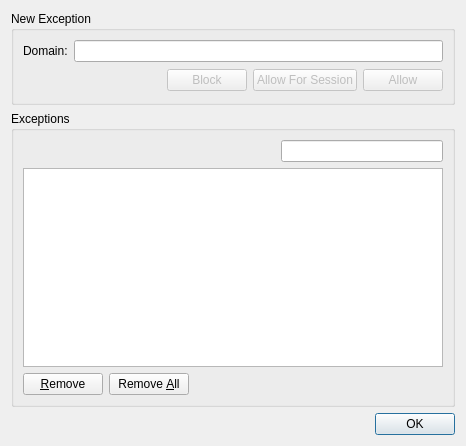
Above: src/plugins/webview/cookieexceptionsdialog.ui from ABBAPOH/andromeda before the change. Below: the same form after it.
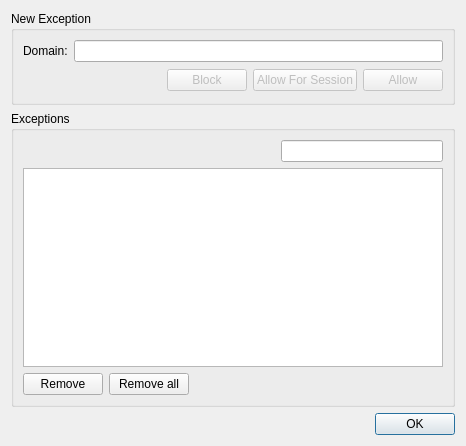
That is the form after the change. Custom widgets are drawn as their Qt base class.

Commit message: Fix CookieExceptionsDialog strings

```diff
--- a/src/plugins/webview/cookieexceptionsdialog.ui
+++ b/src/plugins/webview/cookieexceptionsdialog.ui
@@ -131,14 +131,14 @@
       <item row="2" column="0">
        <widget class="QPushButton" name="removeButton">
         <property name="text">
-         <string>&amp;Remove</string>
+         <string>Remove</string>
         </property>
        </widget>
       </item>
       <item row="2" column="1">
        <widget class="QPushButton" name="removeAllButton">
         <property name="text">
-         <string>Remove &amp;All</string>
+         <string>Remove all</string>
         </property>
        </widget>
       </item>
```
